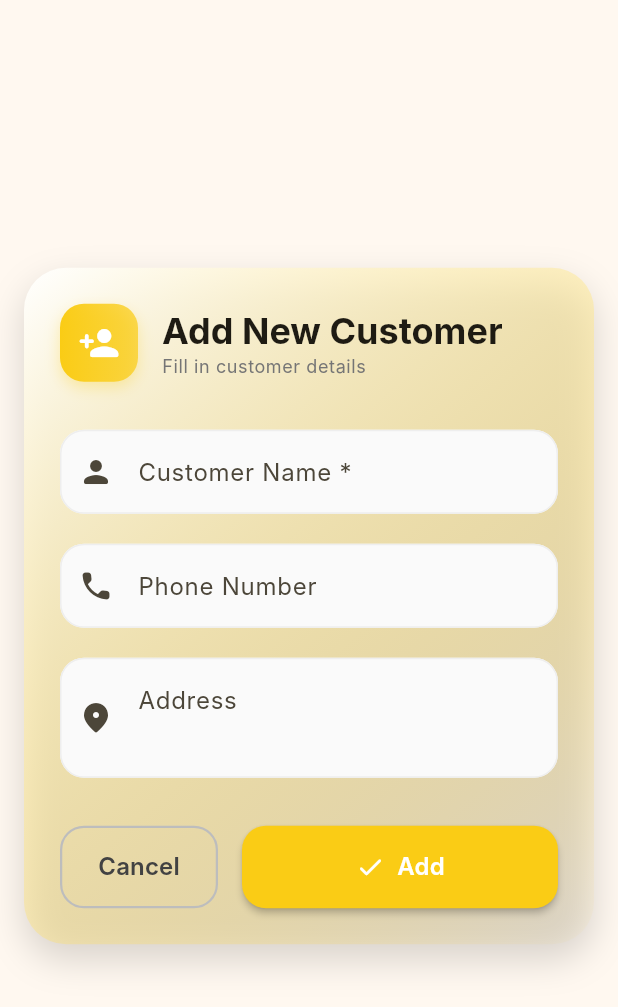
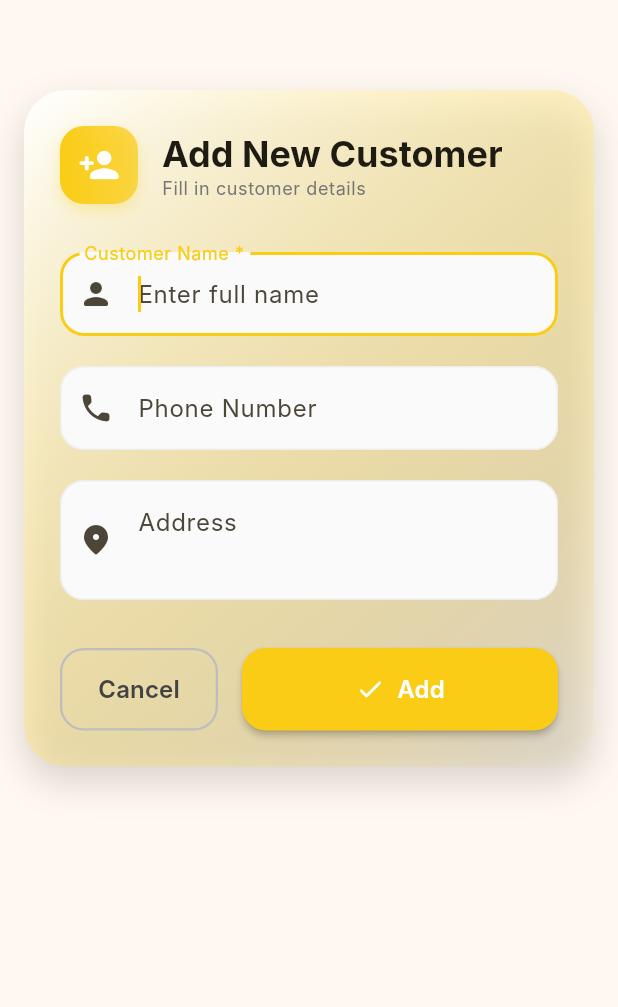
Before and after one commit to RyanWez/debt-tracker-flutter, a Flutter app: the AddCustomerDialog widget shown alone on an empty page, opened directly, on a phone screen of 412 x 824 dp. Shown: the top 1007 px of the screen. Run offline on Flutter 3.47's test engine with Material 3 defaults, Android fonts, the phone set to English and light mode, and no system bars; our stand-ins replace fluttertoast, package_info_plus, shared_preferences; accounts and stored records are empty; Roboto replaces fonts that are missing (Inter).

Commit message:
fix +add btn

```diff
--- a/lib/widgets/add_customer_dialog.dart
+++ b/lib/widgets/add_customer_dialog.dart
@@ -97,11 +97,18 @@ class _AddCustomerDialogState extends State<AddCustomerDialog> {
     final l10n = AppLocalizations.of(context);
 
     return Align(
-      alignment: Alignment.center, // Changed from topCenter to center
+      alignment: Alignment.topCenter,
+      child: Padding(
+        padding: EdgeInsets.only(bottom: bottomInset),
         child: AnimatedContainer(
           duration: const Duration(milliseconds: 300),
           curve: Curves.easeOutCubic,
-        margin: EdgeInsets.only(left: 16, right: 16, bottom: bottomInset + 16),
+          margin: const EdgeInsets.only(
+            left: 16,
+            right: 16,
+            top: 60,
+            bottom: 16,
+          ),
           constraints: const BoxConstraints(maxWidth: 500),
           decoration: BoxDecoration(
             borderRadius: BorderRadius.circular(28),
@@ -140,7 +147,9 @@ class _AddCustomerDialogState extends State<AddCustomerDialog> {
                             gradient: LinearGradient(
                               colors: [
                                 theme.colorScheme.primary,
-                              theme.colorScheme.primary.withValues(alpha: 0.7),
+                                theme.colorScheme.primary.withValues(
+                                  alpha: 0.7,
+                                ),
                               ],
                             ),
                             borderRadius: BorderRadius.circular(16),
@@ -187,7 +196,7 @@ class _AddCustomerDialogState extends State<AddCustomerDialog> {
                     // Name Field with enhanced styling
                     TextFormField(
                       controller: _nameController,
-                    autofocus: false,
+                      autofocus: true,
                       textCapitalization: TextCapitalization.words,
                       decoration: InputDecoration(
                         labelText: '${l10n.customerName} *',
@@ -377,6 +386,7 @@ class _AddCustomerDialogState extends State<AddCustomerDialog> {
             ),
           ),
         ),
+      ),
     );
   }
 }
--- a/pubspec.yaml
+++ b/pubspec.yaml
@@ -16,7 +16,7 @@ publish_to: "none" # Remove this line if you wish to publish to pub.dev
 # https://developer.apple.com/library/archive/documentation/General/Reference/InfoPlistKeyReference/Articles/CoreFoundationKeys.html
 # In Windows, build-name is used as the major, minor, and patch parts
 # of the product and file versions while build-number is used as the build suffix.
-version: 1.0.2+2
+version: 1.0.3+3
 
 environment:
   sdk: ^3.10.1
```
Also changed, not shown: lib/screens/customer_list_screen.dart (+63 -39 lines). Lines whose indentation alone changed are shown as unchanged.
